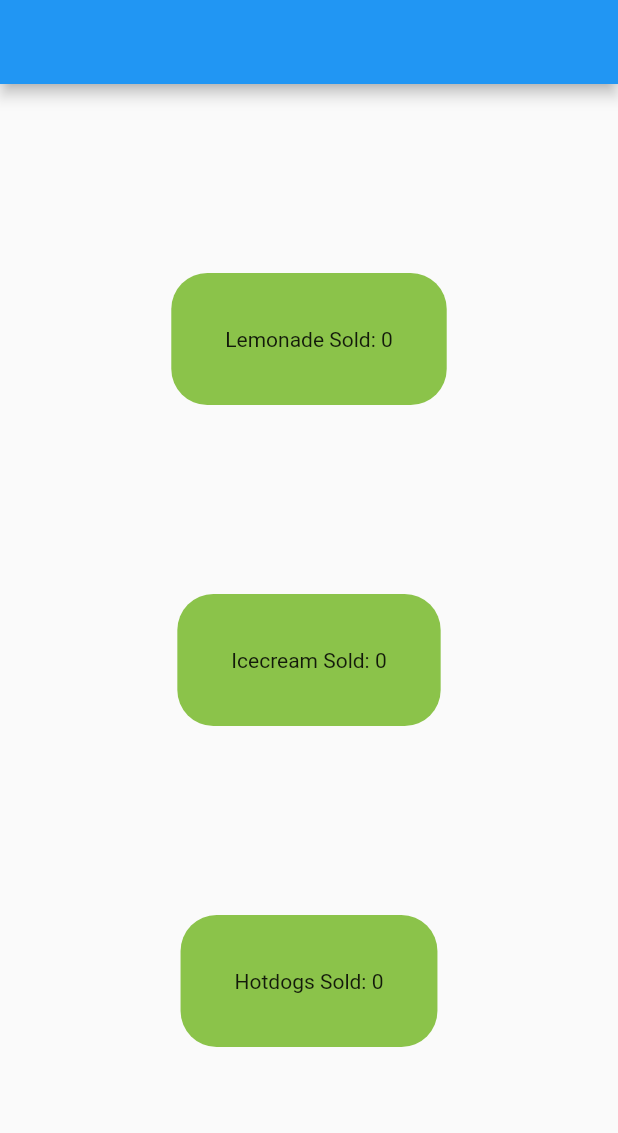
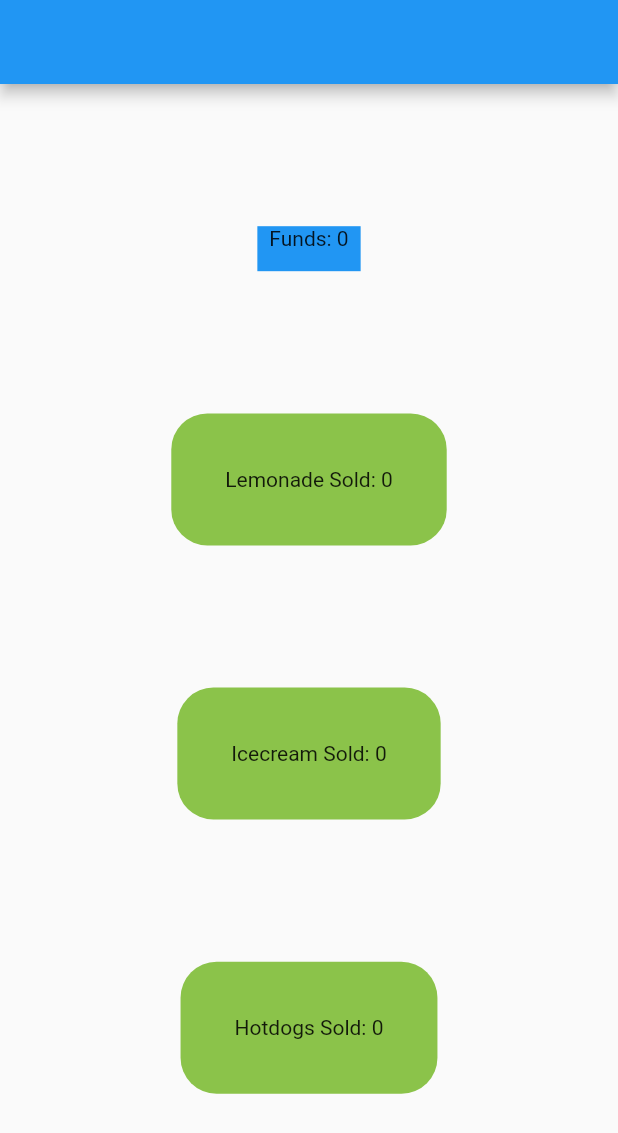
Before and after one commit to eharris733/LemonadeSeller, a Flutter app: the MyHomePage screen opened directly with empty values, on a phone screen of 412 x 824 dp. Shown: the top 1133 px of the screen. Run offline on Flutter 3.47's test engine with Material 2 defaults, Android fonts, the phone set to English and light mode, and no system bars; our stand-ins replace get_it, rxdart.

Commit message:
Adding a whole bunch of things to try and get the motor running

```diff
--- /dev/null
+++ b/lib/bloc.dart
@@ -0,0 +1,5 @@
+/// Abstract interface for a business logic component
+/// https://www.raywenderlich.com/4074597-getting-started-with-the-bloc-pattern
+abstract class Bloc {
+  void dispose(); //streams need to be closed or they will cause a memory leak
+}
--- /dev/null
+++ b/lib/economy.dart
@@ -0,0 +1,6 @@
+import 'package:rxdart/rxdart.dart';
+
+class Economy extends MergeStream {
+  // get all the business streams here
+  // emit them as a single source of information
+}
--- a/lib/genericButton.dart
+++ b/lib/genericButton.dart
@@ -3,12 +3,13 @@ import 'package:rxdart/rxdart.dart';
 import 'main.dart';
 import 'package:test_hello_world/incrementBusiness.dart';
 
-class GenericButton extends StatelessWidget{
+class BusinessCard extends StatelessWidget{
   //array of business products
+  // data that streams in about the business
 var bTypes = ['Lemonade','Icecream','Hotdogs'];
 //the level of business person has unlocked with this button
 int level;
-GenericButton(int l){
+BusinessCard(int l){
     level = l;
 }
  Widget build(BuildContext context) {
--- a/lib/incrementBusiness.dart
+++ b/lib/incrementBusiness.dart
@@ -12,4 +12,4 @@ class IncrementBusiness {
   BehaviorSubject getStream(int l){
     return businessStreams[l];
   }
-  }
+}
--- a/lib/main.dart
+++ b/lib/main.dart
@@ -2,21 +2,25 @@ import 'package:flutter/material.dart';
 import 'package:test_hello_world/genericButton.dart';
 import 'package:get_it/get_it.dart';
 import 'package:test_hello_world/incrementBusiness.dart';
+import 'package:test_hello_world/wallet.dart';
+import 'package:test_hello_world/walletUI.dart';
+
 final getIt = GetIt.instance;
+
 void setup() {
   getIt.registerSingleton<IncrementBusiness>(IncrementBusiness());
+  getIt.registerSingleton<Wallet>(Wallet());
   getIt<IncrementBusiness>().init();
 }
 
-void main () {
+void main() {
   runApp(MainPage());
   setup();
 }
 
-
-class MainPage extends StatelessWidget{
+class MainPage extends StatelessWidget {
   Widget build(BuildContext context) {
-    final title = 'Sell Your Car';
+    final title = 'Lemonade Seller: The First Drink is Free!';
 
     return MaterialApp(
       title: title,
@@ -27,6 +31,7 @@ class MainPage extends StatelessWidget{
 
 class MyHomePage extends StatelessWidget {
   final String title;
+
   MyHomePage({Key key, this.title}) : super(key: key);
 
   @override
@@ -34,17 +39,23 @@ class MyHomePage extends StatelessWidget {
     return Scaffold(
         appBar: AppBar(
           title: Text(title),
-
         ),
-      body: Row(
+        body:
+            Row(
                 mainAxisAlignment: MainAxisAlignment.center,
                 children: <Widget>[
                   Column(
                       mainAxisAlignment: MainAxisAlignment.spaceEvenly,
-        children: <Widget>[GenericButton(0),
-        GenericButton(1),
-        GenericButton(2),]
-        ),]
-    ));
+                      children: <Widget>[
+                        WalletUI(),
+                        // print an array of businesses with state
+                        BusinessCard(0),
+                        BusinessCard(1),
+                        BusinessCard(2),
+                      ]
+                  ),
+                ]
+            )
+    );
   }
 }
--- /dev/null
+++ b/lib/wallet.dart
@@ -0,0 +1,27 @@
+import 'dart:async';
+import 'package:rxdart/rxdart.dart';
+
+import 'bloc.dart';
+
+class Wallet {
+  int _total;
+  int get currentValue => _total;
+
+  final _walletController = BehaviorSubject<int>.seeded(0);
+
+  Stream<int> get walletStream => _walletController.stream;
+
+  void addMoney(int amount) {
+    _total = _total + amount;
+    _walletController.sink.add(_total);
+  }
+
+  void spendMoney(int amount) {
+    _total = _total - amount;
+    _walletController.sink.add(_total);
+  }
+
+  void dispose() {
+    _walletController.close();
+  }
+}
--- /dev/null
+++ b/lib/walletUI.dart
@@ -0,0 +1,20 @@
+import 'package:flutter/material.dart';
+import 'package:test_hello_world/wallet.dart';
+import 'main.dart';
+import 'package:test_hello_world/incrementBusiness.dart';
+
+class WalletUI extends StatelessWidget {
+  Widget build(BuildContext context) {
+    return Container(
+      height: 30,
+        padding: const EdgeInsets.symmetric(horizontal: 8.0),
+        decoration: BoxDecoration(color: Colors.blue[500]),
+        child: StreamBuilder<int>(
+          stream: getIt<Wallet>().walletStream,
+          builder: (BuildContext context, AsyncSnapshot snap){
+            return Text('Funds: ${snap.data}');
+          },
+        )
+    );
+  }
+}
```
Also changed, not shown: lib/data/businesses.json (added, +25 -0 lines), lib/models/business.dart (added, +28 -0 lines), 1 other file. Lines whose indentation alone changed are shown as unchanged.
